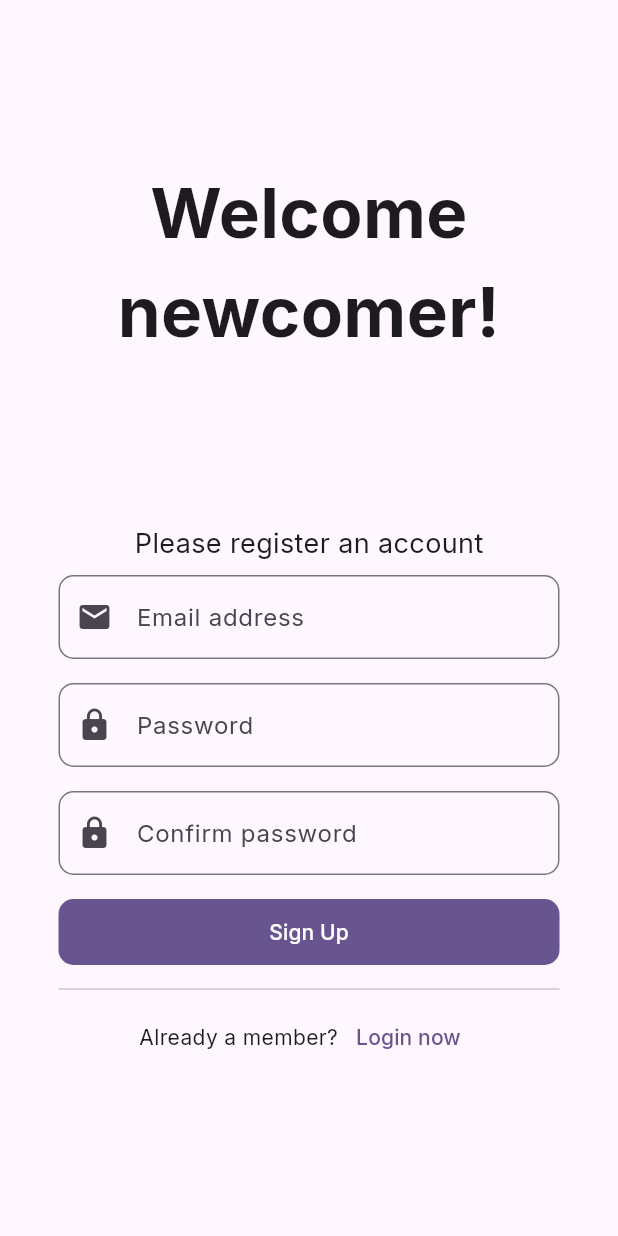
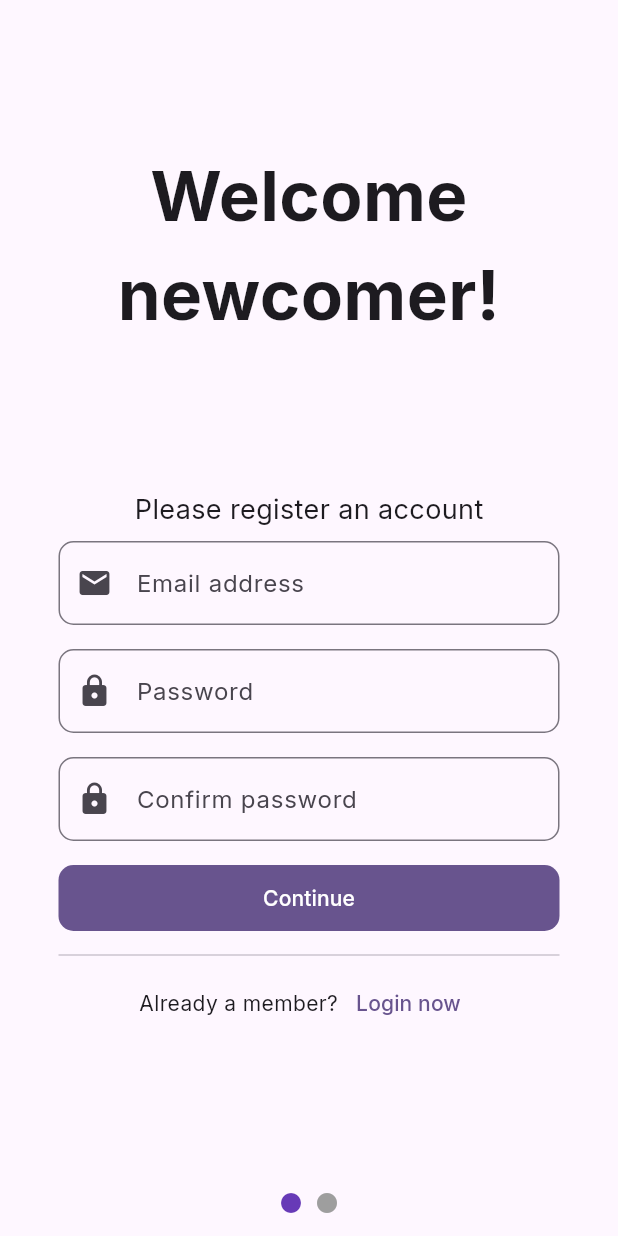
Before and after one commit to fsblaise/blizz_chat, a Flutter app: the AuthPage screen opened directly, after a tap on "Register now", on a phone screen of 412 x 824 dp. Run offline on Flutter 3.47's test engine with Material 2 defaults, Android fonts, the phone set to English and light mode, and no system bars; our stand-ins replace firebase_core, google_fonts; accounts and stored records are empty.

Commit message:
Major changes to the app's structure. Register page design and structure completed with animation and scrolling.

```diff
--- a/lib/src/pages/auth.dart
+++ b/lib/src/pages/auth.dart
@@ -1,3 +1,7 @@
+import 'package:blizz_chat/src/pages/home.dart';
+import 'package:blizz_chat/src/widgets/auth_text_field.dart';
+import 'package:blizz_chat/src/widgets/button_expanded.dart';
+import 'package:flutter/cupertino.dart';
 import 'package:flutter/material.dart';
 
 class AuthPage extends StatefulWidget {
@@ -13,18 +17,28 @@ class _AuthPageState extends State<AuthPage> {
   switchForms() {
     setState(() {
       isLogin = !isLogin;
-      print('pressed');
     });
   }
 
   @override
   Widget build(BuildContext context) {
     return Scaffold(
-      body: isLogin
+      body: SafeArea(child: LayoutBuilder(
+        builder: (BuildContext context, BoxConstraints viewportConstraints) {
+          return SingleChildScrollView(
+              child: ConstrainedBox(
+            constraints: BoxConstraints(
+              minHeight: viewportConstraints.maxHeight,
+            ),
+            child: IntrinsicHeight(
+                child: isLogin
                     ? SignIn(switchPressed: switchForms)
                     : SignUp(
                         switchPressed: switchForms,
-            ),
+                      )),
+          ));
+        },
+      )),
     );
   }
 }
@@ -75,7 +89,7 @@ class _SignInState extends State<SignIn> {
                 controller: passwordController,
                 icon: const Icon(Icons.lock),
                 hint: 'Password'),
-            FormButton(
+            ExpandedButton(
               onTap: signIn,
               text: 'Sign In',
             ),
@@ -106,25 +120,101 @@ class SignUp extends StatefulWidget {
 }
 
 class _SignUpState extends State<SignUp> {
-  final emailController = TextEditingController();
-  final passwordController = TextEditingController();
-  final confirmPasswordController = TextEditingController();
-  signUp() {}
+  final _emailController = TextEditingController();
+  final _passwordController = TextEditingController();
+  final _confirmPasswordController = TextEditingController();
+  final _nameController = TextEditingController();
+  final List<int> steps = [1, 2];
+  int currentStep = 1;
+
+  switchSteps() {
+    setState(() {
+      currentStep = 2;
+    });
+  }
+
+  signUp() {
+    setState(() {
+      Navigator.push(
+          context, CupertinoPageRoute(builder: (context) => const HomePage()));
+    });
+  }
 
   @override
   Widget build(BuildContext context) {
     return Column(
+      mainAxisAlignment: MainAxisAlignment.spaceBetween,
+      children: [
+        Expanded(
+          child: AnimatedSwitcher(
+            duration: const Duration(milliseconds: 300),
+            reverseDuration: const Duration(milliseconds: 0),
+            transitionBuilder: (child, animation) => SlideTransition(
+                position:
+                    Tween<Offset>(begin: const Offset(1, 0), end: Offset.zero)
+                        .animate(animation),
+                child: child),
+            child: currentStep == 1
+                ? AuthStep(
+                    emailController: _emailController,
+                    passwordController: _passwordController,
+                    confirmPasswordController: _confirmPasswordController,
+                    continueTap: switchSteps,
+                    switchPressed: widget.switchPressed,
+                  )
+                : PersonalStep(
+                    nameController: _nameController,
+                    submitTap: signUp,
+                  ),
+          ),
+        ),
+        Row(
+          mainAxisAlignment: MainAxisAlignment.center,
+          children: [
+            for (var step in steps)
+              Padding(
+                padding: const EdgeInsets.all(4.0),
+                child: Icon(
+                  Icons.circle,
+                  color: currentStep == step ? Colors.deepPurple : Colors.grey,
+                  size: 16,
+                ),
+              )
+          ],
+        ),
+        const SizedBox(
+          height: 10,
+        )
+      ],
+    );
+  }
+}
+
+class AuthStep extends StatelessWidget {
+  final TextEditingController emailController;
+  final TextEditingController passwordController;
+  final TextEditingController confirmPasswordController;
+  final Function() continueTap;
+  final Function() switchPressed;
+  const AuthStep(
+      {super.key,
+      required this.emailController,
+      required this.passwordController,
+      required this.confirmPasswordController,
+      required this.continueTap,
+      required this.switchPressed});
+
+  @override
+  Widget build(BuildContext context) {
+    return Container(
+      color: Theme.of(context).colorScheme.background,
+      child: Column(
         mainAxisAlignment: MainAxisAlignment.spaceEvenly,
-      crossAxisAlignment: CrossAxisAlignment.center,
         children: [
-        const Column(
-          children: [
-            Text(
+          const Text(
             'Welcome newcomer!',
             style: TextStyle(fontSize: 46, fontWeight: FontWeight.bold),
             textAlign: TextAlign.center,
-            )
-          ],
           ),
           Column(
             children: [
@@ -147,9 +237,9 @@ class _SignUpState extends State<SignUp> {
                   controller: confirmPasswordController,
                   icon: const Icon(Icons.lock),
                   hint: 'Confirm password'),
-            FormButton(
-              onTap: signUp,
-              text: 'Sign Up',
+              ExpandedButton(
+                onTap: continueTap,
+                text: 'Continue',
               ),
               const SizedBox(width: 334, child: Divider(thickness: 1)),
               Row(
@@ -157,78 +247,46 @@ class _SignUpState extends State<SignUp> {
                 children: [
                   const Text('Already a member?'),
                   TextButton(
-                    onPressed: widget.switchPressed,
-                    child: const Text('Login now'))
+                      onPressed: switchPressed, child: const Text('Login now'))
                 ],
               )
             ],
           )
         ],
+      ),
     );
   }
 }
 
-class AuthTextField extends StatelessWidget {
-  const AuthTextField({
-    super.key,
-    required this.controller,
-    required this.icon,
-    required this.hint,
-    required this.obscure,
-  });
-
-  final TextEditingController controller;
-  final Icon icon;
-  final String hint;
-  final bool obscure;
+class PersonalStep extends StatelessWidget {
+  final TextEditingController nameController;
+  final Function() submitTap;
+  const PersonalStep(
+      {super.key, required this.nameController, required this.submitTap});
 
   @override
   Widget build(BuildContext context) {
-    return Row(
-      mainAxisAlignment: MainAxisAlignment.center,
+    return Container(
+      color: Theme.of(context).colorScheme.background,
+      child: Column(
+        mainAxisAlignment: MainAxisAlignment.spaceEvenly,
         children: [
-        SizedBox(
-          width: 350,
-          child: Padding(
-            padding: const EdgeInsets.all(8.0),
-            child: TextField(
-              obscureText: obscure,
-              controller: controller,
-              decoration: InputDecoration(
-                  hintText: hint,
-                  prefixIcon: icon,
-                  border: const OutlineInputBorder(
-                      gapPadding: 5,
-                      borderRadius: BorderRadius.all(Radius.circular(10)))),
+          const Text(
+            "Before using the app:\nWhat's your name?",
+            style: TextStyle(fontSize: 32, fontWeight: FontWeight.bold),
+            textAlign: TextAlign.center,
           ),
-          ),
-        ),
+          Column(
+            children: [
+              AuthTextField(
+                  obscure: false,
+                  controller: nameController,
+                  icon: const Icon(Icons.email),
+                  hint: 'Full Name'),
+              ExpandedButton(onTap: submitTap, text: 'Sign Up')
             ],
-    );
-  }
-}
-
-class FormButton extends StatelessWidget {
-  final void Function() onTap;
-  final String text;
-
-  const FormButton({super.key, required this.onTap, required this.text});
-
-  @override
-  Widget build(BuildContext context) {
-    return SizedBox(
-      width: 350,
-      height: 60,
-      child: Padding(
-        padding: const EdgeInsets.all(8.0),
-        child: FilledButton(
-          onPressed: onTap,
-          style: ButtonStyle(
-            shape: MaterialStateProperty.all(RoundedRectangleBorder(
-                borderRadius: BorderRadius.circular(10))),
-          ),
-          child: Text(text),
-        ),
+          )
+        ],
       ),
     );
   }
--- a/lib/src/pages/contacts.dart
+++ b/lib/src/pages/contacts.dart
@@ -5,6 +5,6 @@ class ContactsPage extends StatelessWidget {
 
   @override
   Widget build(BuildContext context) {
-    return const Scaffold(body: Text('Contacts'));
+    return const Placeholder();
   }
 }
--- a/lib/src/pages/map.dart
+++ b/lib/src/pages/map.dart
@@ -5,6 +5,6 @@ class MapPage extends StatelessWidget {
 
   @override
   Widget build(BuildContext context) {
-    return const Scaffold(body: Text('Map'));
+    return const Placeholder();
   }
 }
--- a/lib/src/pages/stories.dart
+++ b/lib/src/pages/stories.dart
@@ -5,6 +5,6 @@ class StoriesPage extends StatelessWidget {
 
   @override
   Widget build(BuildContext context) {
-    return const Scaffold(body: Text('Stories'));
+    return const Placeholder();
   }
 }
--- /dev/null
+++ b/lib/src/widgets/auth_text_field.dart
@@ -0,0 +1,41 @@
+import 'package:flutter/material.dart';
+
+class AuthTextField extends StatelessWidget {
+  const AuthTextField({
+    super.key,
+    required this.controller,
+    required this.icon,
+    required this.hint,
+    required this.obscure,
+  });
+
+  final TextEditingController controller;
+  final Icon icon;
+  final String hint;
+  final bool obscure;
+
+  @override
+  Widget build(BuildContext context) {
+    return Row(
+      mainAxisAlignment: MainAxisAlignment.center,
+      children: [
+        SizedBox(
+          width: 350,
+          child: Padding(
+            padding: const EdgeInsets.all(8.0),
+            child: TextField(
+              obscureText: obscure,
+              controller: controller,
+              decoration: InputDecoration(
+                  hintText: hint,
+                  prefixIcon: icon,
+                  border: const OutlineInputBorder(
+                      gapPadding: 5,
+                      borderRadius: BorderRadius.all(Radius.circular(10)))),
+            ),
+          ),
+        ),
+      ],
+    );
+  }
+}
--- /dev/null
+++ b/lib/src/widgets/button_expanded.dart
@@ -0,0 +1,27 @@
+import 'package:flutter/material.dart';
+
+class ExpandedButton extends StatelessWidget {
+  final void Function() onTap;
+  final String text;
+
+  const ExpandedButton({super.key, required this.onTap, required this.text});
+
+  @override
+  Widget build(BuildContext context) {
+    return SizedBox(
+      width: 350,
+      height: 60,
+      child: Padding(
+        padding: const EdgeInsets.all(8.0),
+        child: FilledButton(
+          onPressed: onTap,
+          style: ButtonStyle(
+            shape: MaterialStateProperty.all(RoundedRectangleBorder(
+                borderRadius: BorderRadius.circular(10))),
+          ),
+          child: Text(text),
+        ),
+      ),
+    );
+  }
+}
--- a/lib/src/widgets/navigation.dart
+++ b/lib/src/widgets/navigation.dart
@@ -14,7 +14,6 @@ class Navigation extends StatelessWidget {
         NavigationDestination(icon: Icon(Icons.people), label: 'Contacts'),
         NavigationDestination(icon: Icon(Icons.photo_filter), label: 'Stories'),
         NavigationDestination(icon: Icon(Icons.explore), label: 'Map'),
-        NavigationDestination(icon: Icon(Icons.settings), label: 'Settings'),
       ],
       selectedIndex: selectedIndex,
       onDestinationSelected: onChanged,
```
Also changed, not shown: lib/main.dart (+2 -44 lines), lib/src/models/user.model.dart (added, +22 -0 lines), lib/src/pages/home.dart (added, +55 -0 lines), lib/src/services/auth.service.dart (added). Lines whose indentation alone changed are shown as unchanged.
